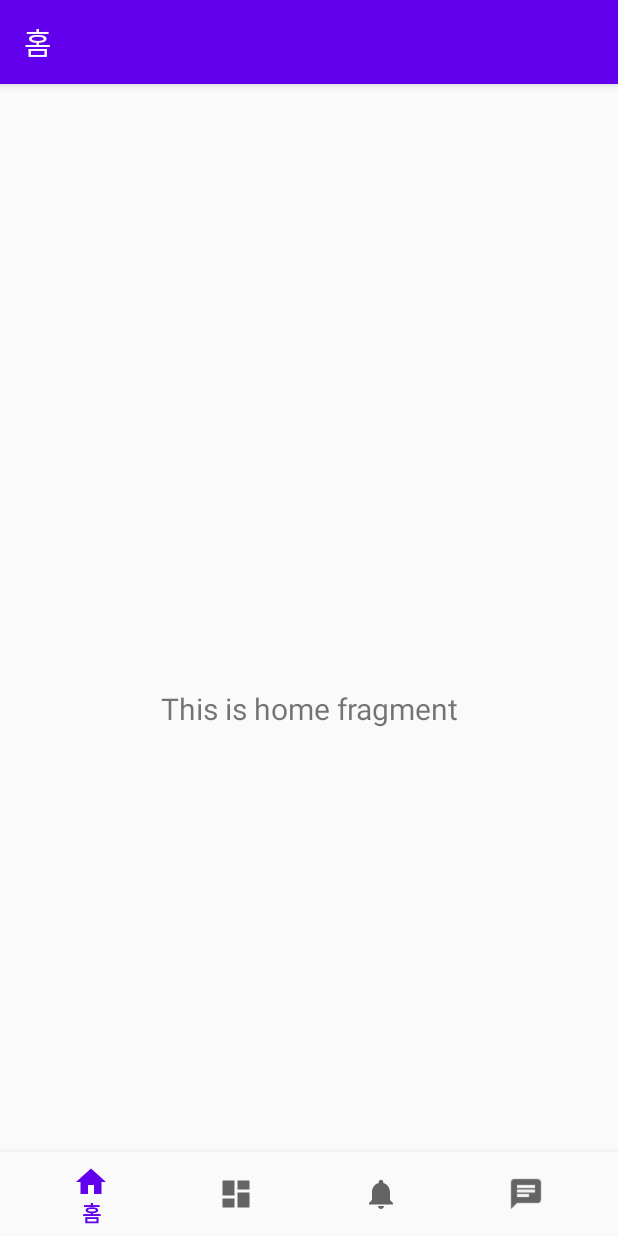
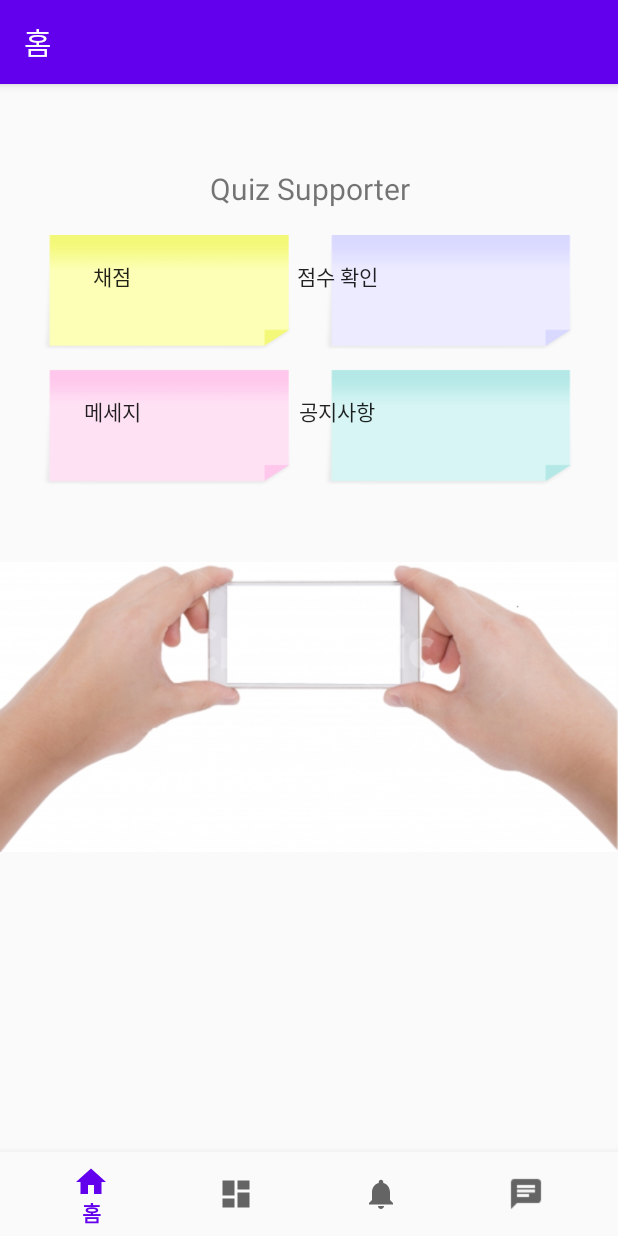
Before and after one commit to ehdrms2034/SMART_ANSWER_2020PNU, an Android app: the screen it shows after launch (MainActivity), on a phone screen of 412 x 824 dp. Run offline under Robolectric (Android 15) with nearby library versions, the phone set to English and light mode, and no system bars; our stand-ins replace navigation-ui.

Commit message:
홈 화면
홈 화면 xml

```diff
--- a/FrontEnd/src/SMART_ANSWER/app/src/main/java/com/example/smart_answer/MainActivity.java
+++ b/FrontEnd/src/SMART_ANSWER/app/src/main/java/com/example/smart_answer/MainActivity.java
@@ -1,20 +1,36 @@
 package com.example.smart_answer;
 
 import android.os.Bundle;
+import android.view.View;
+import android.widget.Button;
+
+import com.example.smart_answer.ui.dashboard.DashboardFragment;
 import com.google.android.material.bottomnavigation.BottomNavigationView;
+
+import androidx.annotation.NonNull;
 import androidx.appcompat.app.AppCompatActivity;
+import androidx.fragment.app.Fragment;
+import androidx.fragment.app.FragmentManager;
+import androidx.fragment.app.FragmentTransaction;
 import androidx.navigation.NavController;
 import androidx.navigation.Navigation;
 import androidx.navigation.ui.AppBarConfiguration;
 import androidx.navigation.ui.NavigationUI;
 
 public class MainActivity extends AppCompatActivity {
-
+    FragmentManager manager;
+    FragmentTransaction transaction;
+    BottomNavigationView navView;
+    Button dashboardBtn;
     @Override
     protected void onCreate(Bundle savedInstanceState) {
         super.onCreate(savedInstanceState);
         setContentView(R.layout.activity_main);
-        BottomNavigationView navView = findViewById(R.id.nav_view);
+        //fragment manage 설정
+        manager = getSupportFragmentManager();
+        transaction = manager.beginTransaction();
+
+        navView = findViewById(R.id.nav_view);
         // Passing each menu ID as a set of Ids because each
         // menu should be considered as top level destinations.
         AppBarConfiguration appBarConfiguration = new AppBarConfiguration.Builder(
@@ -23,6 +39,27 @@ public class MainActivity extends AppCompatActivity {
         NavController navController = Navigation.findNavController(this, R.id.nav_host_fragment);
         NavigationUI.setupActionBarWithNavController(this, navController, appBarConfiguration);
         NavigationUI.setupWithNavController(navView, navController);
+
+        /*dashboardBtn = (Button)findViewById(R.id.resultBtn);
+        dashboardBtn.setOnClickListener(new View.OnClickListener() {
+            @Override
+            public void onClick(View v) {
+                Fragment dashboardFragment = new DashboardFragment();
+                transaction = manager.beginTransaction();
+                transaction.replace(R.id.nav_host_fragment, dashboardFragment);
+                transaction.addToBackStack("fragment");
+                transaction.commit();
+            }
+        });*/
     }
-
+    public BottomNavigationView getNavView(){
+        return navView;
+    }
+    /*public void replaceFragment(@NonNull Fragment fragment) {
+        //fragment stack에 기존에 있던 fragment 제거
+        manager.popBackStack(null, FragmentManager.POP_BACK_STACK_INCLUSIVE);
+        transaction = manager.beginTransaction();
+        transaction.replace(R.id.nav_host_fragment, fragment);
+        transaction.commit();
+    }*/
 }
--- a/FrontEnd/src/SMART_ANSWER/app/src/main/java/com/example/smart_answer/ui/home/HomeFragment.java
+++ b/FrontEnd/src/SMART_ANSWER/app/src/main/java/com/example/smart_answer/ui/home/HomeFragment.java
@@ -4,30 +4,65 @@ import android.os.Bundle;
 import android.view.LayoutInflater;
 import android.view.View;
 import android.view.ViewGroup;
+import android.widget.Button;
 import android.widget.TextView;
 import androidx.annotation.NonNull;
 import androidx.annotation.Nullable;
 import androidx.fragment.app.Fragment;
+import androidx.fragment.app.FragmentManager;
+import androidx.fragment.app.FragmentTransaction;
 import androidx.lifecycle.Observer;
 import androidx.lifecycle.ViewModelProviders;
+
+import com.example.smart_answer.MainActivity;
 import com.example.smart_answer.R;
+import com.example.smart_answer.ui.dashboard.DashboardFragment;
 
 public class HomeFragment extends Fragment {
 
     private HomeViewModel homeViewModel;
-
+    private FragmentManager manager;
+    private FragmentTransaction transaction;
     public View onCreateView(@NonNull LayoutInflater inflater,
             ViewGroup container, Bundle savedInstanceState) {
         homeViewModel =
                 ViewModelProviders.of(this).get(HomeViewModel.class);
         View root = inflater.inflate(R.layout.fragment_home, container, false);
-        final TextView textView = root.findViewById(R.id.text_home);
+        btnClick((Button)root.findViewById(R.id.resultBtn),1);
+        btnClick((Button)root.findViewById(R.id.scoreBtn),2);
+        btnClick((Button)root.findViewById(R.id.messageBtn),3);
+        btnClick((Button)root.findViewById(R.id.notificationBtn),4);
+        /*final TextView textView = root.findViewById(R.id.text_home);
         homeViewModel.getText().observe(getViewLifecycleOwner(), new Observer<String>() {
             @Override
             public void onChanged(@Nullable String s) {
                 textView.setText(s);
             }
-        });
+        });*/
+        manager = getActivity().getSupportFragmentManager();
+        transaction = manager.beginTransaction();
+
+
         return root;
     }
+    private void replaceFragment(@NonNull Fragment fragment) {
+        transaction = manager.beginTransaction();
+        transaction.replace(R.id.nav_host_fragment, fragment);
+        transaction.addToBackStack("fragment");
+        transaction.commit();
+    }
+    private void btnClick(Button btn,final int page){
+        btn.setOnClickListener(new View.OnClickListener() {
+            @Override
+            public void onClick(View v) {
+                DashboardFragment dashboardFragment = new DashboardFragment();
+                Bundle bundle = new Bundle();
+                bundle.putInt("page",page);
+                dashboardFragment.setArguments(bundle);
+                ((MainActivity)getActivity()).getNavView().getMenu().getItem(0).setChecked(false);
+                ((MainActivity)getActivity()).getNavView().getMenu().getItem(1).setChecked(true);
+                replaceFragment(dashboardFragment);
+            }
+        });
+    }
 }
--- a/FrontEnd/src/SMART_ANSWER/app/src/main/res/layout/activity_main.xml
+++ b/FrontEnd/src/SMART_ANSWER/app/src/main/res/layout/activity_main.xml
@@ -1,11 +1,18 @@
 <?xml version="1.0" encoding="utf-8"?>
-<androidx.constraintlayout.widget.ConstraintLayout
-    xmlns:android="http://schemas.android.com/apk/res/android"
+<androidx.constraintlayout.widget.ConstraintLayout xmlns:android="http://schemas.android.com/apk/res/android"
     xmlns:app="http://schemas.android.com/apk/res-auto"
+    xmlns:tools="http://schemas.android.com/tools"
     android:id="@+id/container"
     android:layout_width="match_parent"
     android:layout_height="match_parent"
-    android:paddingTop="?attr/actionBarSize" >
+    android:paddingTop="?attr/actionBarSize">
+
+    <androidx.viewpager.widget.ViewPager
+        android:id="@+id/viewPager"
+        android:layout_width="match_parent"
+        android:layout_height="match_parent"
+        app:layout_behavior="@string/appbar_scrolling_view_behavior"
+        tools:layout_editor_absoluteY="56dp" />
 
     <com.google.android.material.bottomnavigation.BottomNavigationView
         android:id="@+id/nav_view"
--- a/FrontEnd/src/SMART_ANSWER/app/src/main/res/layout/fragment_home.xml
+++ b/FrontEnd/src/SMART_ANSWER/app/src/main/res/layout/fragment_home.xml
@@ -6,18 +6,77 @@
     android:layout_width="match_parent"
     android:layout_height="match_parent"
     tools:context=".ui.home.HomeFragment" >
-
+    <LinearLayout
+        android:layout_width="match_parent"
+        android:layout_height="match_parent"
+        android:orientation="vertical">
     <TextView
-        android:id="@+id/text_home"
         android:layout_width="match_parent"
         android:layout_height="wrap_content"
-        android:layout_marginStart="8dp"
-        android:layout_marginTop="8dp"
-        android:layout_marginEnd="8dp"
-        android:textAlignment="center"
-        android:textSize="20sp"
-        app:layout_constraintEnd_toEndOf="parent"
-        app:layout_constraintStart_toStartOf="parent"
-        app:layout_constraintTop_toTopOf="parent"
-        app:layout_constraintBottom_toBottomOf="parent" />
+        android:gravity="center"
+        android:text="Quiz Supporter"
+        android:textSize="20dp"
+        tools:ignore="MissingConstraints" />
+
+    <LinearLayout
+        android:layout_width="wrap_content"
+        android:layout_height="200dp"
+        android:background="@drawable/home_background"
+        android:orientation="vertical"
+        tools:ignore="MissingConstraints"
+        tools:layout_editor_absoluteY="136dp">
+        <LinearLayout
+            android:layout_width="match_parent"
+            android:layout_height="wrap_content"
+            android:layout_marginTop="20dp"
+            android:background="#00ff0000"
+            android:orientation="horizontal">
+            <Button
+                android:id="@+id/resultBtn"
+                android:layout_width="70dp"
+                android:layout_height="50dp"
+                android:layout_marginLeft="40dp"
+                android:background="#00ff0000"
+                android:stateListAnimator="@null"
+                android:text="채점" />
+            <Button
+                android:id="@+id/scoreBtn"
+                android:layout_width="70dp"
+                android:layout_height="50dp"
+                android:layout_marginLeft="80dp"
+                android:background="#00ff0000"
+                android:stateListAnimator="@null"
+                android:text="점수 확인" />
+        </LinearLayout>
+        <LinearLayout
+            android:layout_width="match_parent"
+            android:layout_height="wrap_content"
+            android:layout_marginTop="40dp"
+            android:background="#00ff0000"
+            android:orientation="horizontal">
+            <Button
+                android:id="@+id/messageBtn"
+                android:layout_width="70dp"
+                android:layout_height="50dp"
+                android:layout_marginLeft="40dp"
+                android:background="#00ff0000"
+                android:stateListAnimator="@null"
+                android:text="메세지" />
+            <Button
+                android:id="@+id/notificationBtn"
+                android:layout_width="70dp"
+                android:layout_height="50dp"
+                android:layout_marginLeft="80dp"
+                android:background="#00ff0000"
+                android:stateListAnimator="@null"
+                android:text="공지사항" />
+        </LinearLayout>
+    </LinearLayout>
+    <ImageView
+        android:layout_width="wrap_content"
+        android:layout_height="wrap_content"
+        android:src="@drawable/home_background_2"
+        tools:ignore="MissingConstraints"
+        tools:layout_editor_absoluteY="597dp" />
+    </LinearLayout>
 </androidx.constraintlayout.widget.ConstraintLayout>
```
Also changed, not shown: FrontEnd/src/SMART_ANSWER/app/src/main/res/drawable/home_background.png (added), FrontEnd/src/SMART_ANSWER/app/src/main/res/drawable/home_background_2.png (added).
